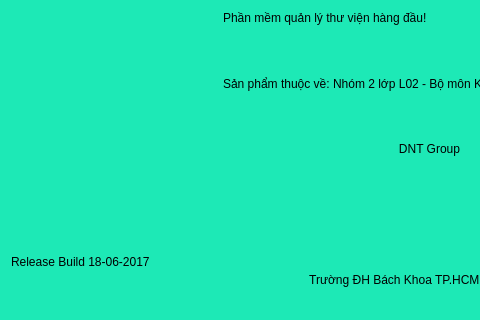
Qt form about.ui (duydvu/Library) before a commit; both pictures show x 0 to 480 and y 88 to 408 of the 647 by 408 pixel window.
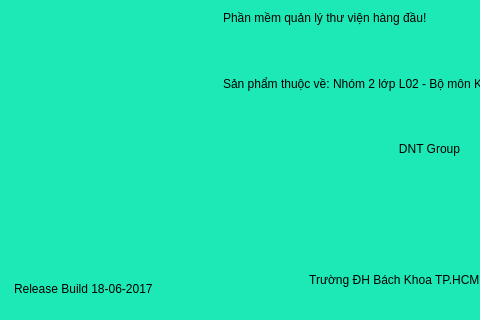
The same form after that commit. Icons and pictures are not drawn.

```diff
--- a/about.ui
+++ b/about.ui
@@ -34,9 +34,15 @@
        </item>
        <item>
         <widget class="QLabel" name="label_3">
+         <property name="styleSheet">
+          <string notr="true">margin-bottom: 10px;</string>
+         </property>
          <property name="text">
           <string>Release Build 18-06-2017</string>
          </property>
+         <property name="alignment">
+          <set>Qt::AlignBottom|Qt::AlignLeading|Qt::AlignLeft</set>
+         </property>
         </widget>
        </item>
       </layout>
```
